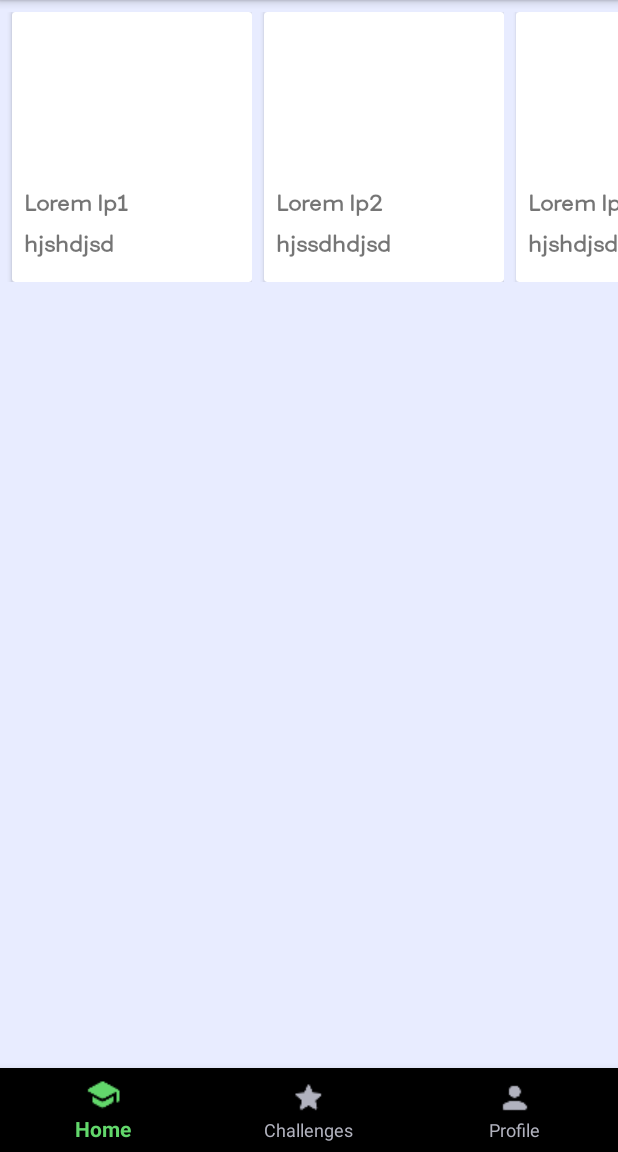
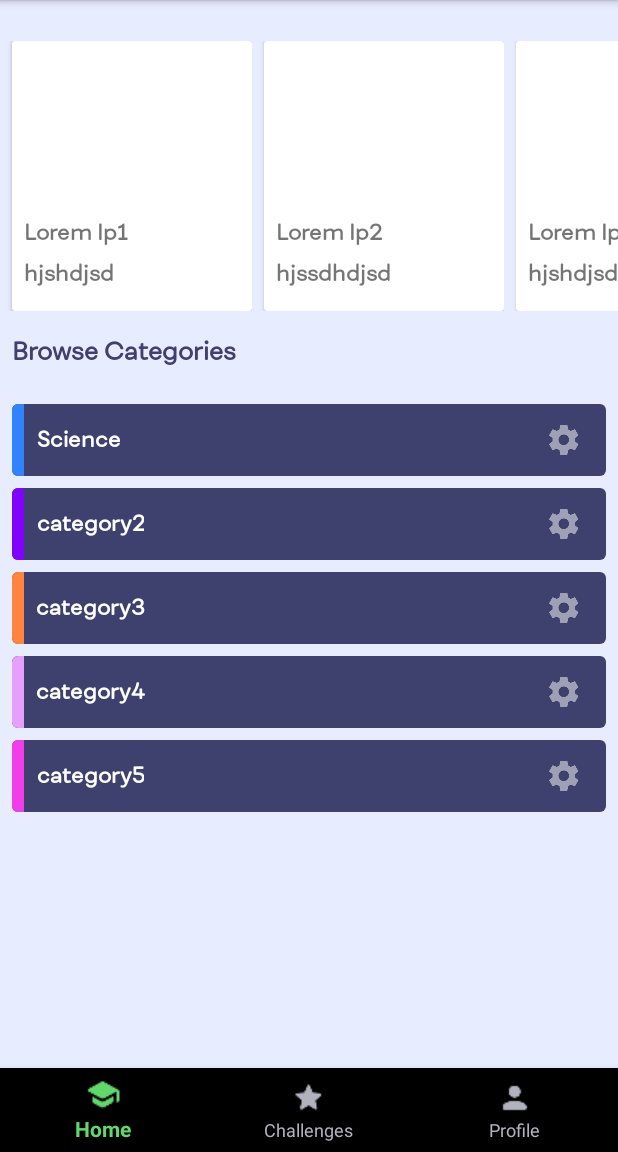
Before and after one commit to saikatdatta94/Quizzo, an Android app: the fragment HomeFragment placed in its activity, on a phone screen of 412 x 824 dp, the part 84-1236 px from its top. Run offline under Robolectric (Android 15) with nearby library versions, the phone set to English and light mode, and no system bars; our stand-ins replace Volley; network calls fail.

Commit message:
Categories added

```diff
--- a/app/src/main/java/com/example/saikat/quizzo/HomeFragment.java
+++ b/app/src/main/java/com/example/saikat/quizzo/HomeFragment.java
@@ -1,6 +1,7 @@
 package com.example.saikat.quizzo;
 
 
+import android.content.res.ColorStateList;
 import android.os.Bundle;
 import android.support.v4.app.Fragment;
 import android.support.v7.widget.LinearLayoutManager;
@@ -10,6 +11,7 @@ import android.util.Log;
 import android.view.LayoutInflater;
 import android.view.View;
 import android.view.ViewGroup;
+import android.widget.TextView;
 
 import java.util.ArrayList;
 
@@ -28,6 +30,12 @@ public class HomeFragment extends Fragment {
     LinearLayoutManager layoutManager;
     RecyclerViewAdapter adapter;
 
+    View categoryScience;
+    View category2;
+    View category3;
+    View category4;
+    View category5;
+
     public HomeFragment() {
         // Required empty public constructor
     }
@@ -41,6 +49,36 @@ public class HomeFragment extends Fragment {
 
         view = inflater.inflate(R.layout.fragment_home,container,false);
 
+        categoryScience = view.findViewById(R.id.category_science);
+        category2 = view.findViewById(R.id.cat2);
+        category3 = view.findViewById(R.id.cat3);
+        category4 = view.findViewById(R.id.cat4);
+        category5 = view.findViewById(R.id.cat5);
+
+
+//      This array Contains color list for Category Items Strip
+        View[] categoryViewList = {categoryScience,category2,category3,category4,category5};
+        String[] categoryName = {"Science","category2","category3","category4","category5"};
+
+        ColorStateList[] categoryTintList = {
+                getActivity().getResources().getColorStateList(R.color.color2),
+                getActivity().getResources().getColorStateList(R.color.color1),
+                getActivity().getResources().getColorStateList(R.color.colorChrome),
+                getActivity().getResources().getColorStateList(R.color.tooLightViolet),
+                getActivity().getResources().getColorStateList(R.color.lightViolet)
+        };
+
+
+
+//        Create category Item list view
+        for (int i = 0; i < categoryViewList.length ; i++) {
+            populateCategoriesList(categoryViewList[i],categoryTintList[i],categoryName[i]);
+        }
+
+
+
+
+
         Toolbar toolbar = view.findViewById(R.id.profile_toolbar);
         toolbar.getMenu().clear();
         addList();
@@ -50,9 +88,20 @@ public class HomeFragment extends Fragment {
             Log.i("Head",head.get(i));
         }
 
+
         return view;
     }
 
+    private void populateCategoriesList(View categoryView,ColorStateList color,String categoryName) {
+//        Grabbing StripView of type View
+        View stripView = categoryView.findViewById(R.id.category_item_strip);
+        stripView.setBackgroundTintList(color);
+
+        TextView categoryTextView = categoryView.findViewById(R.id.category_item_text);
+        categoryTextView.setText(categoryName);
+
+
+    }
 
 
     private void addList() {
--- /dev/null
+++ b/app/src/main/res/drawable/strip_layout.xml
@@ -0,0 +1,11 @@
+<?xml version="1.0" encoding="utf-8"?>
+<selector xmlns:android="http://schemas.android.com/apk/res/android">
+    <item>
+        <shape android:shape="rectangle">
+            <corners android:bottomLeftRadius="4dp"
+                android:bottomRightRadius="0dp"
+                android:topLeftRadius="4dp"
+                android:topRightRadius="0dp"/>
+        </shape>
+    </item>
+</selector>
--- a/app/src/main/res/layout/activity_settings.xml
+++ b/app/src/main/res/layout/activity_settings.xml
@@ -31,7 +31,7 @@
                 android:text="Account"
                 android:textSize="16sp"
                 android:textStyle="bold"
-                android:layout_marginLeft="16dp"
+                android:layout_marginStart="16dp"
                 android:layout_marginBottom="8dp"
                 android:textColor="@color/colorPrimary"/>
 
@@ -44,6 +44,7 @@
 
             <include layout="@layout/setting_items"
                 android:id="@+id/upgrade_to_premium"/>
+
             <include layout="@layout/setting_items"
               android:id="@+id/change_pwd"/>
 
@@ -119,6 +120,9 @@
                 android:id="@+id/privacy_policy"/>
 
 
+            <include layout="@layout/category_item_layout"
+                android:id="@+id/privacy_policy"/>
+
         </LinearLayout>
     </ScrollView>
 
--- a/app/src/main/res/layout/category_item_layout.xml
+++ b/app/src/main/res/layout/category_item_layout.xml
@@ -1,6 +1,43 @@
 <?xml version="1.0" encoding="utf-8"?>
-<android.support.constraint.ConstraintLayout
-    xmlns:android="http://schemas.android.com/apk/res/android" android:layout_width="match_parent"
-    android:layout_height="match_parent">
+<RelativeLayout
+    xmlns:android="http://schemas.android.com/apk/res/android"
+    android:layout_width="match_parent"
+    android:layout_height="wrap_content"
+    android:layout_marginLeft="8dp"
+    android:layout_marginRight="8dp"
+    android:layout_marginTop="8dp"
+    android:background="@drawable/rounded_button"
+    android:backgroundTint="@color/colorPrimary"
+    >
 
-</android.support.constraint.ConstraintLayout>
+        <View
+            android:id="@+id/category_item_strip"
+            android:layout_width="8dp"
+            android:layout_height="48dp"
+            android:layout_alignParentStart="true"
+            android:background="@drawable/strip_layout"
+            android:backgroundTint="@color/colorAccent"
+            />
+
+
+        <TextView
+            android:id="@+id/category_item_text"
+            android:layout_width="wrap_content"
+            android:layout_height="48dp"
+            android:layout_marginStart="16dp"
+            android:textColor="@color/colorWhite"
+            android:fontFamily="@font/fibraoneregular"
+            android:gravity="center"
+            android:textStyle="bold"
+            android:text="Science"/>
+
+        <ImageView
+            android:layout_alignParentEnd="true"
+            android:layout_width="wrap_content"
+            android:layout_height="48dp"
+            android:layout_marginEnd="16dp"
+            android:alpha="0.5"
+            android:src="@drawable/round_settings_white_36dp" />
+
+
+</RelativeLayout>
--- a/app/src/main/res/layout/fragment_home.xml
+++ b/app/src/main/res/layout/fragment_home.xml
@@ -7,20 +7,76 @@
     android:background="@color/lightBlueBack">
 
     <!-- TODO: Update blank fragment layout -->
+
     <include
         android:id="@+id/profile_toolbar"
         layout="@layout/toolbar"/>
+
+    <ScrollView
+        android:layout_width="match_parent"
+        android:layout_height="match_parent">
+        <RelativeLayout
+            android:layout_width="match_parent"
+            android:layout_height="wrap_content">
+
             <TextView
+                android:id="@+id/text"
                 android:layout_width="match_parent"
                 android:layout_height="match_parent"
                 android:text="@string/hello_home_fragment" />
 
             <android.support.v7.widget.RecyclerView
                 android:id="@+id/home_horizontal_recyclerView"
+                android:layout_below="@+id/text"
                 android:layout_width="wrap_content"
-        android:layout_height="match_parent"
+                android:layout_height="wrap_content"
                 android:orientation="horizontal"
                 >
             </android.support.v7.widget.RecyclerView>
 
+            <TextView
+                android:id="@+id/category_text"
+                android:layout_width="wrap_content"
+                android:layout_height="wrap_content"
+                android:layout_marginTop="16dp"
+                android:layout_marginLeft="8dp"
+                android:fontFamily="@font/fibraoneregular"
+                android:textStyle="bold"
+                android:textSize="16sp"
+                android:textColor="@color/colorPrimary"
+                android:layout_below="@+id/home_horizontal_recyclerView"
+                android:text="Browse Categories"/>
+
+            <LinearLayout
+                android:layout_width="match_parent"
+                android:layout_height="wrap_content"
+                android:layout_below="@id/category_text"
+                android:orientation="vertical"
+                android:layout_marginTop="16dp">
+
+                <include layout="@layout/category_item_layout"
+                    android:id="@+id/category_science"/>
+
+                <include layout="@layout/category_item_layout"
+                    android:id="@+id/cat2"/>
+
+                <include layout="@layout/category_item_layout"
+                    android:id="@+id/cat3"/>
+
+                <include layout="@layout/category_item_layout"
+                    android:id="@+id/cat4"/>
+
+                <include layout="@layout/category_item_layout"
+                    android:id="@+id/cat5"/>
+
+            </LinearLayout>
+
+
+        </RelativeLayout>
+    </ScrollView>
+
+
+
+
+
 </FrameLayout>
--- a/app/src/main/res/values/colors.xml
+++ b/app/src/main/res/values/colors.xml
@@ -11,4 +11,12 @@
     <color name="colorWhite">#ffffff</color>
 
 
+    <color name="colorChrome">#ff8440</color>
+    <color name="lightViolet">#f13dea</color>
+    <color name="tooLightViolet">#e69ffa</color>
+    <color name="color1">#7f04f9</color>
+    <color name="color2">#3083fd</color>
+
+
+
 </resources>
```
Lines whose indentation alone changed are shown as unchanged.
